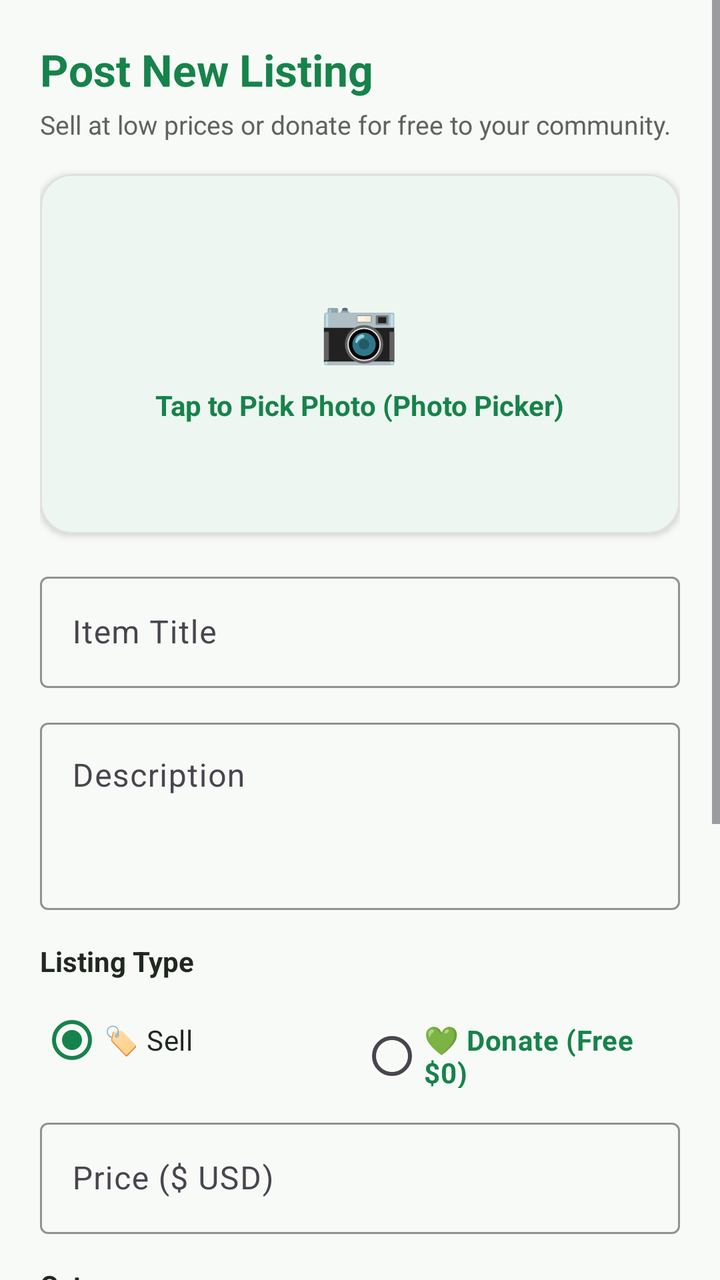
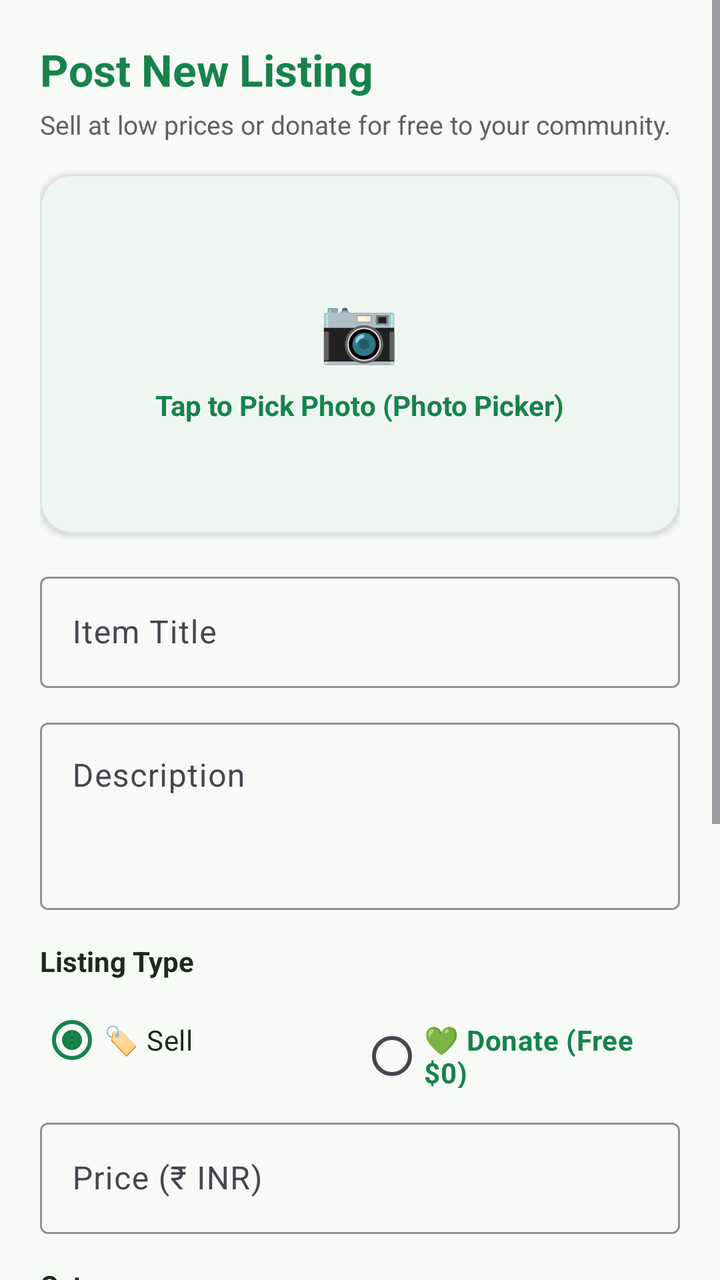

An Android layout rendered at two revisions. The XML below is the earlier revision; the diff shows what the commit changed to produce the second picture.
<!-- AndroidManifest.xml: application theme Theme.Xchange2 -->
<!-- res/layout/fragment_add_item.xml -->
<?xml version="1.0" encoding="utf-8"?>
<ScrollView xmlns:android="http://schemas.android.com/apk/res/android"
    xmlns:app="http://schemas.android.com/apk/res-auto"
    android:layout_width="match_parent"
    android:layout_height="match_parent"
    android:background="@color/background_off_white"
    android:fillViewport="true">

    <LinearLayout
        android:layout_width="match_parent"
        android:layout_height="wrap_content"
        android:orientation="vertical"
        android:padding="20dp">

        <TextView
            android:layout_width="wrap_content"
            android:layout_height="wrap_content"
            android:text="Post New Listing"
            android:textColor="@color/primary_forest_green"
            android:textSize="22sp"
            android:textStyle="bold" />

        <TextView
            android:layout_width="wrap_content"
            android:layout_height="wrap_content"
            android:layout_marginTop="4dp"
            android:text="Sell at low prices or donate for free to your community."
            android:textColor="@color/text_secondary_gray"
            android:textSize="13sp" />

        
        <com.google.android.material.card.MaterialCardView
            android:id="@+id/cardPickImage"
            android:layout_width="match_parent"
            android:layout_height="180dp"
            android:layout_marginTop="16dp"
            app:cardCornerRadius="16dp"
            app:cardElevation="2dp"
            app:strokeWidth="1dp"
            app:strokeColor="@color/border_light_gray"
            app:cardBackgroundColor="@color/surface_card_white">

            <FrameLayout
                android:layout_width="match_parent"
                android:layout_height="match_parent">

                <ImageView
                    android:id="@+id/ivPreview"
                    android:layout_width="match_parent"
                    android:layout_height="match_parent"
                    android:scaleType="centerCrop"
                    android:visibility="gone"
                    android:contentDescription="Selected Photo" />

                <LinearLayout
                    android:id="@+id/layoutPlaceholder"
                    android:layout_width="wrap_content"
                    android:layout_height="wrap_content"
                    android:layout_gravity="center"
                    android:gravity="center"
                    android:orientation="vertical">

                    <TextView
                        android:layout_width="wrap_content"
                        android:layout_height="wrap_content"
                        android:text="📷"
                        android:textSize="32sp" />

                    <TextView
                        android:layout_width="wrap_content"
                        android:layout_height="wrap_content"
                        android:layout_marginTop="8dp"
                        android:text="Tap to Pick Photo (Photo Picker)"
                        android:textColor="@color/primary_forest_green"
                        android:textSize="14sp"
                        android:textStyle="bold" />
                </LinearLayout>
            </FrameLayout>
        </com.google.android.material.card.MaterialCardView>

        
        <com.google.android.material.textfield.TextInputLayout
            style="@style/Widget.Material3.TextInputLayout.OutlinedBox"
            android:layout_width="match_parent"
            android:layout_height="wrap_content"
            android:layout_marginTop="16dp"
            android:hint="Item Title"
            app:boxStrokeColor="@color/primary_forest_green">

            <com.google.android.material.textfield.TextInputEditText
                android:id="@+id/etTitle"
                android:layout_width="match_parent"
                android:layout_height="wrap_content"
                android:inputType="textCapWords" />
        </com.google.android.material.textfield.TextInputLayout>

        
        <com.google.android.material.textfield.TextInputLayout
            style="@style/Widget.Material3.TextInputLayout.OutlinedBox"
            android:layout_width="match_parent"
            android:layout_height="wrap_content"
            android:layout_marginTop="12dp"
            android:hint="Description"
            app:boxStrokeColor="@color/primary_forest_green">

            <com.google.android.material.textfield.TextInputEditText
                android:id="@+id/etDescription"
                android:layout_width="match_parent"
                android:layout_height="wrap_content"
                android:gravity="top"
                android:inputType="textMultiLine"
                android:minLines="3" />
        </com.google.android.material.textfield.TextInputLayout>

        
        <TextView
            android:layout_width="wrap_content"
            android:layout_height="wrap_content"
            android:layout_marginTop="16dp"
            android:text="Listing Type"
            android:textColor="@color/text_dark_charcoal"
            android:textSize="14sp"
            android:textStyle="bold" />

        <RadioGroup
            android:id="@+id/rgListingType"
            android:layout_width="match_parent"
            android:layout_height="wrap_content"
            android:layout_marginTop="6dp"
            android:orientation="horizontal">

            <RadioButton
                android:id="@+id/rbSell"
                android:layout_width="0dp"
                android:layout_height="wrap_content"
                android:layout_weight="1"
                android:checked="true"
                android:text="🏷️ Sell"
                android:textColor="@color/text_dark_charcoal" />

            <RadioButton
                android:id="@+id/rbDonate"
                android:layout_width="0dp"
                android:layout_height="wrap_content"
                android:layout_weight="1"
                android:text="💚 Donate (Free $0)"
                android:textColor="@color/primary_forest_green"
                android:textStyle="bold" />
        </RadioGroup>

        
        <com.google.android.material.textfield.TextInputLayout
            android:id="@+id/tilPrice"
            style="@style/Widget.Material3.TextInputLayout.OutlinedBox"
            android:layout_width="match_parent"
            android:layout_height="wrap_content"
            android:layout_marginTop="12dp"
            android:hint="Price ($ USD)"
            app:boxStrokeColor="@color/primary_forest_green">

            <com.google.android.material.textfield.TextInputEditText
                android:id="@+id/etPrice"
                android:layout_width="match_parent"
                android:layout_height="wrap_content"
                android:inputType="numberDecimal" />
        </com.google.android.material.textfield.TextInputLayout>

        
        <TextView
            android:layout_width="wrap_content"
            android:layout_height="wrap_content"
            android:layout_marginTop="16dp"
            android:text="Category"
            android:textColor="@color/text_dark_charcoal"
            android:textSize="14sp"
            android:textStyle="bold" />

        <Spinner
            android:id="@+id/spinnerCategory"
            android:layout_width="match_parent"
            android:layout_height="48dp"
            android:layout_marginTop="6dp"
            android:background="@drawable/badge_bg"
            android:backgroundTint="@color/surface_card_white" />

        
        <TextView
            android:layout_width="wrap_content"
            android:layout_height="wrap_content"
            android:layout_marginTop="16dp"
            android:text="Item Condition"
            android:textColor="@color/text_dark_charcoal"
            android:textSize="14sp"
            android:textStyle="bold" />

        <Spinner
            android:id="@+id/spinnerCondition"
            android:layout_width="match_parent"
            android:layout_height="48dp"
            android:layout_marginTop="6dp"
            android:background="@drawable/badge_bg"
            android:backgroundTint="@color/surface_card_white" />

        
        <com.google.android.material.textfield.TextInputLayout
            style="@style/Widget.Material3.TextInputLayout.OutlinedBox"
            android:layout_width="match_parent"
            android:layout_height="wrap_content"
            android:layout_marginTop="16dp"
            android:hint="Approximate Pickup Location"
            app:boxStrokeColor="@color/primary_forest_green">

            <com.google.android.material.textfield.TextInputEditText
                android:id="@+id/etLocation"
                android:layout_width="match_parent"
                android:layout_height="wrap_content"
                android:inputType="textPostalAddress" />
        </com.google.android.material.textfield.TextInputLayout>

        
        <TextView
            android:id="@+id/tvError"
            android:layout_width="match_parent"
            android:layout_height="wrap_content"
            android:layout_marginTop="8dp"
            android:textColor="@color/status_rejected"
            android:textSize="13sp"
            android:visibility="gone" />

        
        <com.google.android.material.button.MaterialButton
            android:id="@+id/btnPublish"
            android:layout_width="match_parent"
            android:layout_height="54dp"
            android:layout_marginTop="24dp"
            android:layout_marginBottom="24dp"
            android:text="Publish Listing"
            android:textColor="@color/surface_card_white"
            android:backgroundTint="@color/primary_forest_green"
            app:cornerRadius="12dp" />

    </LinearLayout>
</ScrollView>
<!-- resources referenced by this layout -->
<resources>
  <color name="background_off_white">#F8FAF8</color>
  <color name="border_light_gray">#E0E0E0</color>
  <color name="primary_forest_green">#16834A</color>
  <color name="status_rejected">#E53935</color>
  <color name="surface_card_white">#FFFFFF</color>
  <color name="text_dark_charcoal">#202820</color>
  <color name="text_secondary_gray">#616161</color>
  <!-- drawable badge_bg (drawable) -->
  <?xml version="1.0" encoding="utf-8"?>
  <shape xmlns:android="http://schemas.android.com/apk/res/android"
      android:shape="rectangle">
      <solid android:color="@color/primary_forest_green" />
      <corners android:radius="8dp" />
  </shape>
  <style name="Theme.Xchange2" parent="Theme.Material3.DayNight.NoActionBar">
          
          <item name="colorPrimary">@color/primary_forest_green</item>
          <item name="colorOnPrimary">@color/surface_card_white</item>
          <item name="colorPrimaryContainer">@color/secondary_soft_mint</item>
          <item name="colorOnPrimaryContainer">@color/primary_forest_green_dark</item>
  
          
          <item name="colorSecondary">@color/primary_forest_green_light</item>
          <item name="colorOnSecondary">@color/surface_card_white</item>
  
          
          <item name="android:statusBarColor">@color/background_off_white</item>
          <item name="android:windowLightStatusBar">true</item>
          <item name="android:colorBackground">@color/background_off_white</item>
  
          
          <item name="colorSurface">@color/surface_card_white</item>
          <item name="colorOnSurface">@color/text_dark_charcoal</item>
      </style>
  <color name="secondary_soft_mint">#E7F5EC</color>
  <color name="primary_forest_green_dark">#0F5D34</color>
  <color name="primary_forest_green_light">#1E9D5A</color>
</resources>

<!-- the commit's change to res/layout/fragment_add_item.xml (unified diff, before → after) -->
@@ -155,7 +155,7 @@
             android:layout_width="match_parent"
             android:layout_height="wrap_content"
             android:layout_marginTop="12dp"
-            android:hint="Price ($ USD)"
+            android:hint="Price (₹ INR)"
             app:boxStrokeColor="@color/primary_forest_green">
 
             <com.google.android.material.textfield.TextInputEditText
